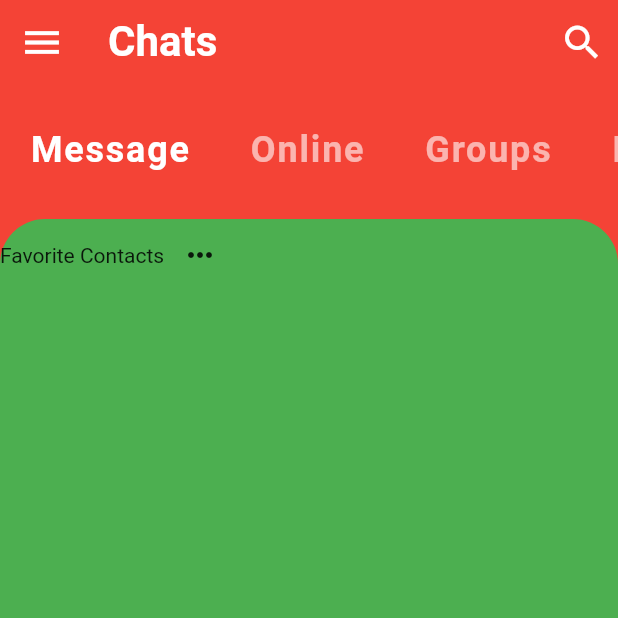
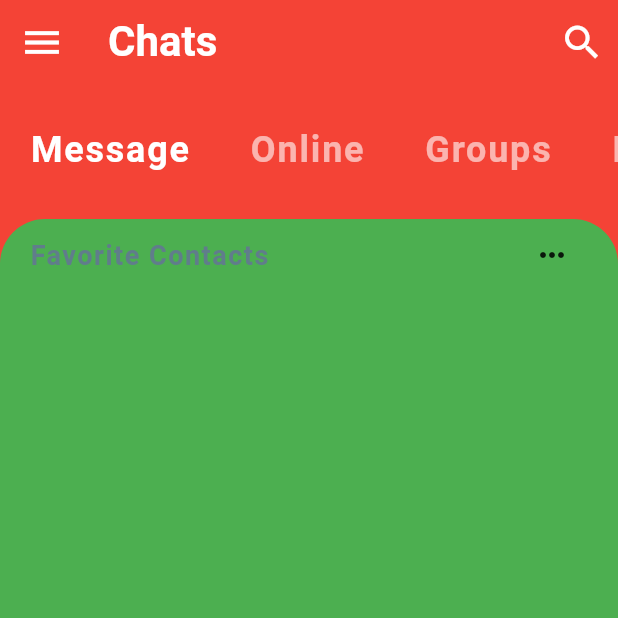
Before and after one commit to DenimCity/flutter-chatbox-ui, a Flutter app: the screen it shows after launch, on a phone screen of 412 x 824 dp, the top half of it. Run offline on Flutter 3.47's test engine with Material 2 defaults, Android fonts, the phone set to English and light mode, and no system bars.

Commit message:
add minute 18:19

```diff
--- a/lib/widgets/favorite_contact.dart
+++ b/lib/widgets/favorite_contact.dart
@@ -3,13 +3,26 @@ import 'package:flutter/material.dart';
 class FavoirtContacts extends StatelessWidget {
   @override
   Widget build(BuildContext context) {
-    return Row(
+    return Column(
       children: <Widget>[
-        Text("Favorite Contacts"),
-        IconButton(
-          icon: Icon(Icons.more_horiz),
-          onPressed: () {},
-        )
+        Padding(
+          padding: EdgeInsets.symmetric(horizontal: 20.0),
+          child: Row(
+            mainAxisAlignment: MainAxisAlignment.spaceBetween,
+            children: <Widget>[
+              Text("Favorite Contacts",
+                  style: TextStyle(
+                      color: Colors.blueGrey,
+                      fontSize: 18.0,
+                      fontWeight: FontWeight.bold,
+                      letterSpacing: 1.0)),
+              IconButton(
+                icon: Icon(Icons.more_horiz),
+                onPressed: () {},
+              )
+            ],
+          ),
+        ),
       ],
     );
   }
```
